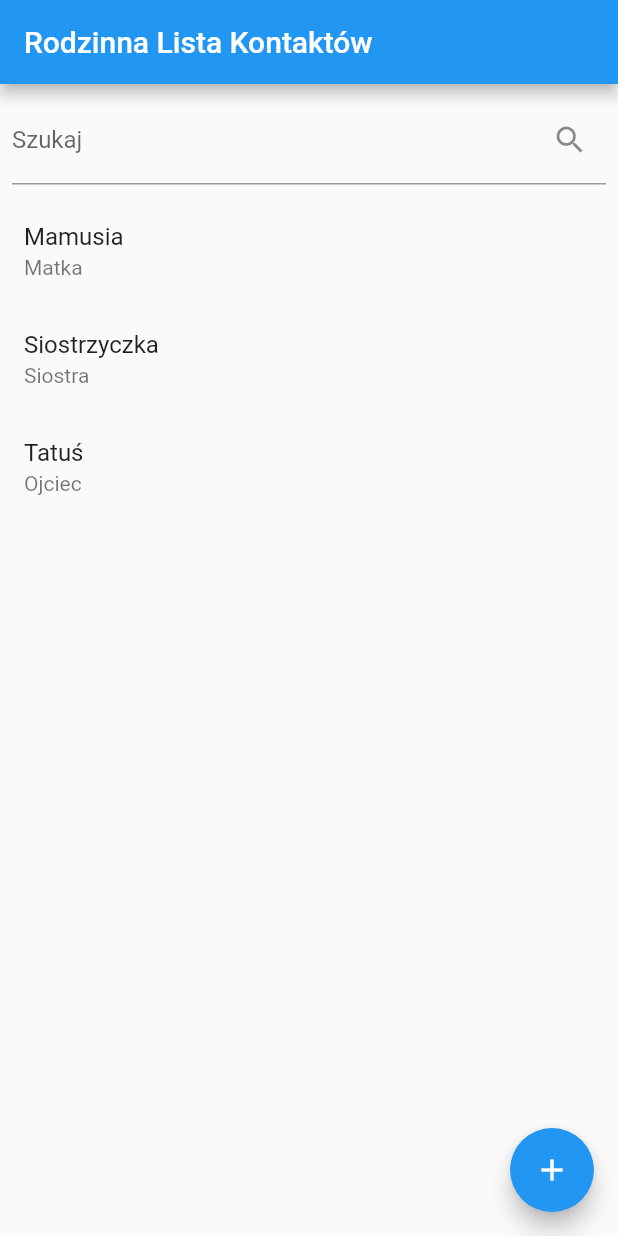
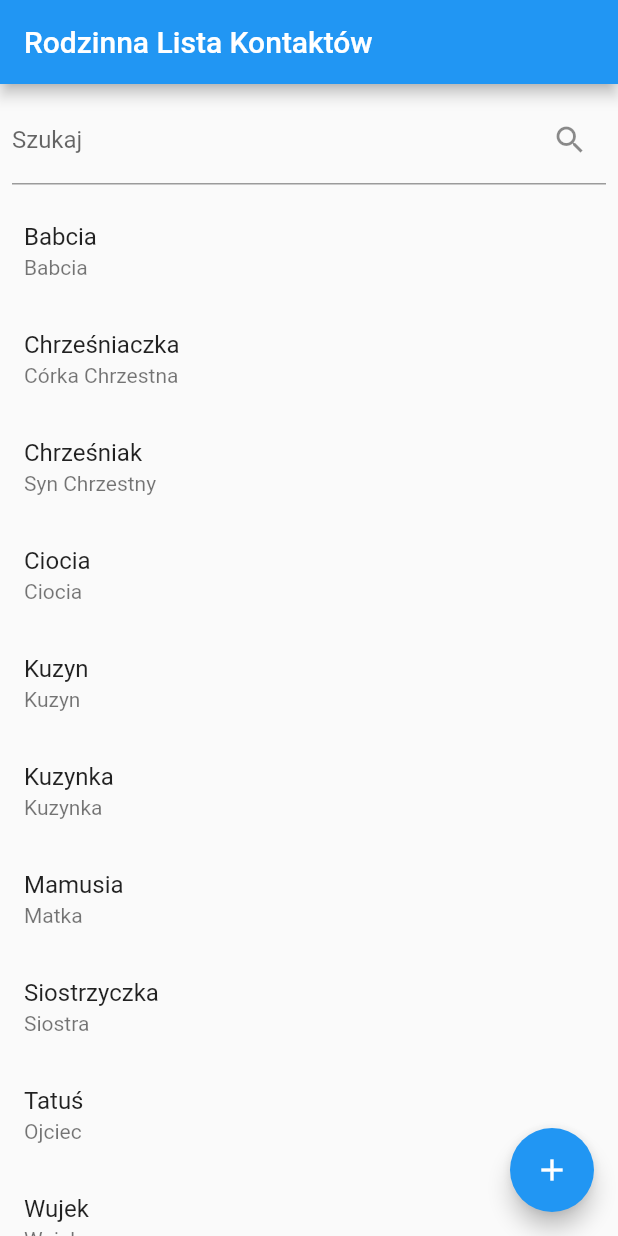
Before and after one commit to luqasz-tworzydlo/2023-Q4-1_Flutter-Dart_Mobile-Apps, a Flutter app: the screen it shows after launch, on a phone screen of 412 x 824 dp. Run offline on Flutter 3.47's test engine with Material 2 defaults, Android fonts, the phone set to English and light mode, and no system bars.

Commit message:
Add files via upload

```diff
--- a/5_Final-Exercise_contact-list-app/src/FE_cla/fin_ex_contact_list_app/lib/main.dart
+++ b/5_Final-Exercise_contact-list-app/src/FE_cla/fin_ex_contact_list_app/lib/main.dart
@@ -1,3 +1,16 @@
+//////////////////////////////////////////////////
+//
+// => Imię i nazwisko: Łukasz Tworzydło
+// => Numer albumu: gd29623
+// => Nr. kierunku: INIS5_PR2
+// => Przedmiot: Programowanie urządzeń mobilnych
+//
+//////////////////////////////////////////////////
+//
+// Łukasz Tworzydło - nr albumu: gd29623 [projekt zaliczeniowy]
+//
+//////////////////////////////////////////////////
+
 import 'package:flutter/material.dart';
 
 void main() {
@@ -24,9 +37,16 @@ class ContactListApp extends StatefulWidget {
 
 class _ContactListAppState extends State<ContactListApp> {
   List<Kontakt> kontakty = [
-    Kontakt("Mamusia", "Matka", "123-456-789", "mom@example.com", "Loves gardening", "images/mom.png"),
-    Kontakt("Tatuś", "Ojciec", "234-567-890", "dad@example.com", "Enjoys fishing", "images/dad.png"),
-    Kontakt("Siostrzyczka", "Siostra", "345-678-901", "sister@example.com", "Student at university", "images/sister.png")
+    Kontakt("Mamusia", "Matka", "123-456-789", "mama@mail.com", "Uwielbia wyjazdy rodzinne...", "images/1-13451521.jpg"),
+    Kontakt("Tatuś", "Ojciec", "234-567-890", "tata@mail.com", "Lubi dbać o rośliny na działce...", "images/2-158109.jpg"),
+    Kontakt("Siostrzyczka", "Siostra", "345-678-901", "siostra@mail.com", "Podróżniczka, uwielbia zwiedzać...", "images/3-349758.jpg"),
+    Kontakt("Babcia", "Babcia", "456-789-012", "babcia@mail.com", "Bardzo lubi dzierganie na drutach...", "images/4-4264360.jpg"),
+    Kontakt("Ciocia", "Ciocia", "567-890-123", "ciocia@mail.com", "Lubi próbować nowe przepisy...", "images/5-1996337.jpg"),
+    Kontakt("Wujek", "Wujek", "678-901-234", "wujek@mail.com", "Lubi próbować różne alkohole...", "images/6-1526410.jpg"),
+    Kontakt("Kuzynka", "Kuzynka", "789-012-345", "kuzynka@mail.com", "Bardzo lubi prace domowe...", "images/7-158536.jpg"),
+    Kontakt("Kuzyn", "Kuzyn", "890-123-456", "kuzyn@mail.com", "Lubi podróżować z synkiem...", "images/8-39310.jpg"),
+    Kontakt("Chrześniak", "Syn Chrzestny", "901-234-567", "chrzesniak@mail.com", "Uwielbia jeść słodycze...", "images/9-3478875.jpg"),
+    Kontakt("Chrześniaczka", "Córka Chrzestna", "012-345-678", "chrzesniaczka@mail.com", "Bardzo lubi plac zabaw...", "images/10-1444321.jpg")
   ];
 
   List<Kontakt> filtrowaneKontakty = [];
@@ -200,7 +220,7 @@ class stronaSzczegolyKontaktu extends StatelessWidget {
       body: SingleChildScrollView(
         child: Column(
           children: <Widget>[
-            Image.asset(kontakt.zdjecieDoKontaktu, width: 150, height: 150),
+            Image.asset(kontakt.zdjecieDoKontaktu, width: 640, height: 715),
             Row(
               mainAxisAlignment: MainAxisAlignment.spaceEvenly,
               children: <Widget>[
```
Also changed, not shown: 5_Final-Exercise_contact-list-app/src/FE_cla/fin_ex_contact_list_app/pubspec.yaml (+11 -2 lines), 5_Final-Exercise_contact-list-app/src/FE_cla/fin_ex_contact_list_app/images/1-13451521.jpg (added), 5_Final-Exercise_contact-list-app/src/FE_cla/fin_ex_contact_list_app/images/10-1444321.jpg (added), 5_Final-Exercise_contact-list-app/src/FE_cla/fin_ex_contact_list_app/images/2-158109.jpg (added), 5_Final-Exercise_contact-list-app/src/FE_cla/fin_ex_contact_list_app/images/3-349758.jpg (added), 5_Final-Exercise_contact-list-app/src/FE_cla/fin_ex_contact_list_app/images/4-4264360.jpg (added), 5_Final-Exercise_contact-list-app/src/FE_cla/fin_ex_contact_list_app/images/5-1996337.jpg (added), 5_Final-Exercise_contact-list-app/src/FE_cla/fin_ex_contact_list_app/images/6-1526410.jpg (added), 5_Final-Exercise_contact-list-app/src/FE_cla/fin_ex_contact_list_app/images/7-158536.jpg (added), 5_Final-Exercise_contact-list-app/src/FE_cla/fin_ex_contact_list_app/images/8-39310.jpg (added), 5_Final-Exercise_contact-list-app/src/FE_cla/fin_ex_contact_list_app/images/9-3478875.jpg (added).
